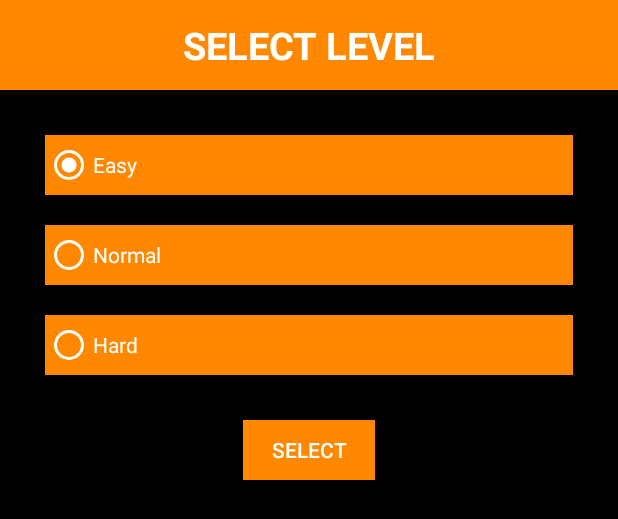
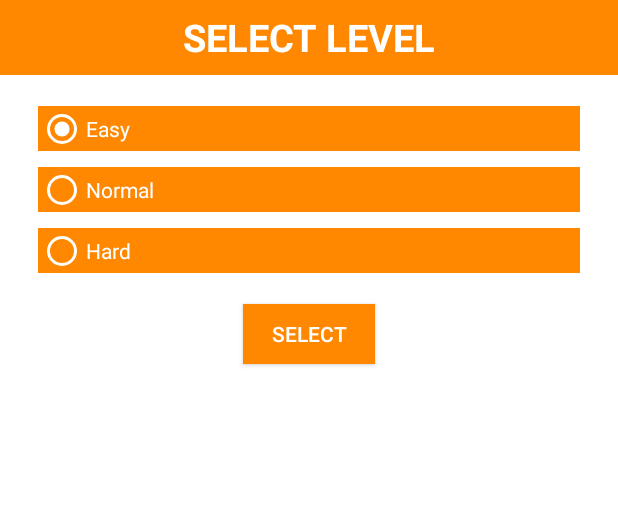
Before and after one commit to khoalnd/MiniGameCaro-master, an Android app: the layout activity_level.xml on its own in the app's theme, with its tools: preview values and no code run, on a phone screen of 412 x 824 dp. Shown: the top 519 px of the screen. Run offline under Robolectric (Android 15) with nearby library versions, the phone set to English and light mode, and no system bars; Roboto replaces fonts that are not available here.

Commit message:
game caro ver 1.0

```diff
--- a/app/src/main/res/layout/activity_level.xml
+++ b/app/src/main/res/layout/activity_level.xml
@@ -5,13 +5,13 @@
     android:layout_width="match_parent"
     android:layout_height="match_parent"
     android:orientation="vertical"
-    android:background="@android:color/black"
+    android:background="@android:color/white"
     tools:context="com.team1.caro.minigamecaro.popup.LevelActivity">
 
     <TextView
         android:id="@+id/editText"
         android:layout_width="match_parent"
-        android:layout_height="60dp"
+        android:layout_height="50dp"
         android:gravity="center"
         android:freezesText="true"
         android:inputType="textPersonName"
@@ -25,8 +25,8 @@
         android:layout_width="match_parent"
         android:layout_height="wrap_content"
         android:checkedButton="@+id/easy"
-        android:layout_marginTop="20dp"
-        android:layout_marginBottom="20dp"
+        android:layout_marginTop="15dp"
+        android:layout_marginBottom="15dp"
         android:layout_marginLeft="20dp"
         android:layout_marginRight="20dp"
         android:orientation="vertical">
@@ -34,8 +34,8 @@
         <RadioButton
             android:id="@+id/easy"
             android:layout_width="match_parent"
-            android:layout_height="40dp"
-            android:layout_margin="10dp"
+            android:layout_height="30dp"
+            android:layout_margin="5dp"
             android:layout_weight="1"
             android:background="@android:color/holo_orange_dark"
             android:text="Easy"
@@ -45,8 +45,8 @@
         <RadioButton
             android:id="@+id/normal"
             android:layout_width="match_parent"
-            android:layout_height="40dp"
-            android:layout_margin="10dp"
+            android:layout_height="30dp"
+            android:layout_margin="5dp"
             android:layout_weight="1"
             android:background="@android:color/holo_orange_dark"
             android:text="Normal"
@@ -56,8 +56,8 @@
         <RadioButton
             android:id="@+id/hard"
             android:layout_width="match_parent"
-            android:layout_height="40dp"
-            android:layout_margin="10dp"
+            android:layout_height="30dp"
+            android:layout_margin="5dp"
             android:layout_weight="1"
             android:background="@android:color/holo_orange_dark"
             android:text="Hard"
--- a/app/src/main/res/layout/activity_win.xml
+++ b/app/src/main/res/layout/activity_win.xml
@@ -11,7 +11,7 @@
     <TextView
         android:id="@+id/popupTitle"
         android:layout_width="match_parent"
-        android:layout_height="60dp"
+        android:layout_height="50dp"
         android:background="@android:color/holo_orange_dark"
         android:freezesText="true"
         android:gravity="center"
@@ -24,13 +24,13 @@
     <LinearLayout
         android:layout_width="match_parent"
         android:layout_height="wrap_content"
-        android:layout_margin="20dp"
+        android:layout_marginTop="10dp"
         android:orientation="horizontal">
 
         <ImageView
             android:id="@+id/image"
             android:layout_width="250dp"
-            android:layout_height="160dp"
+            android:layout_height="140dp"
             android:layout_weight="1"
             android:src="@drawable/icon_win" />
 
```
